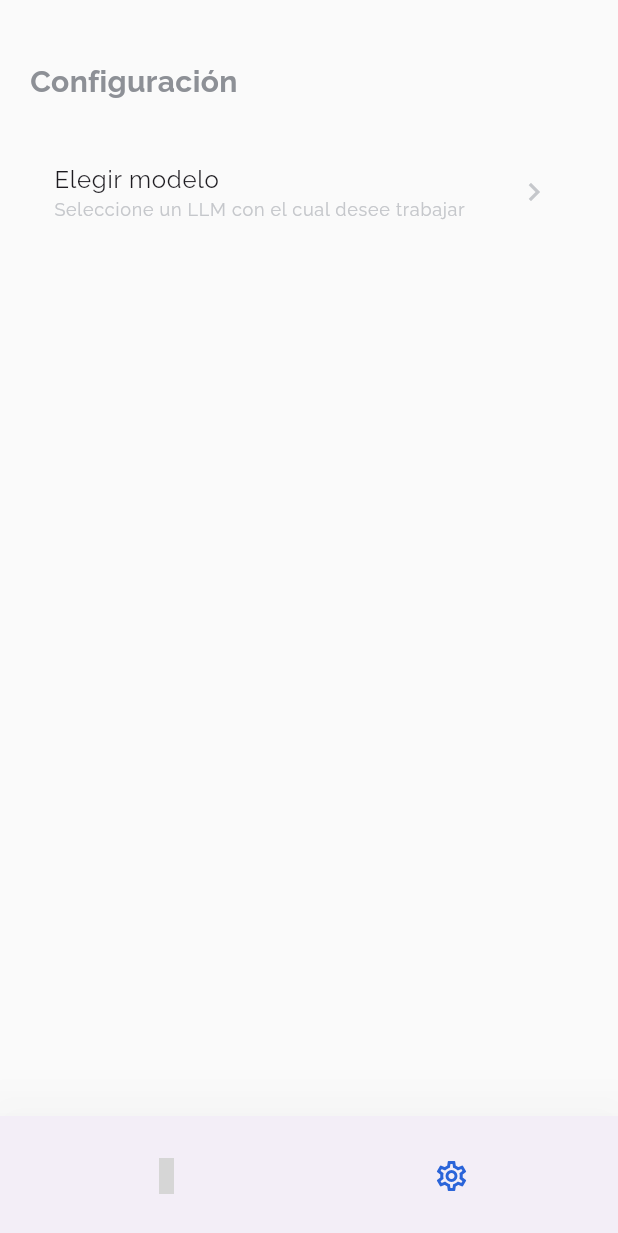
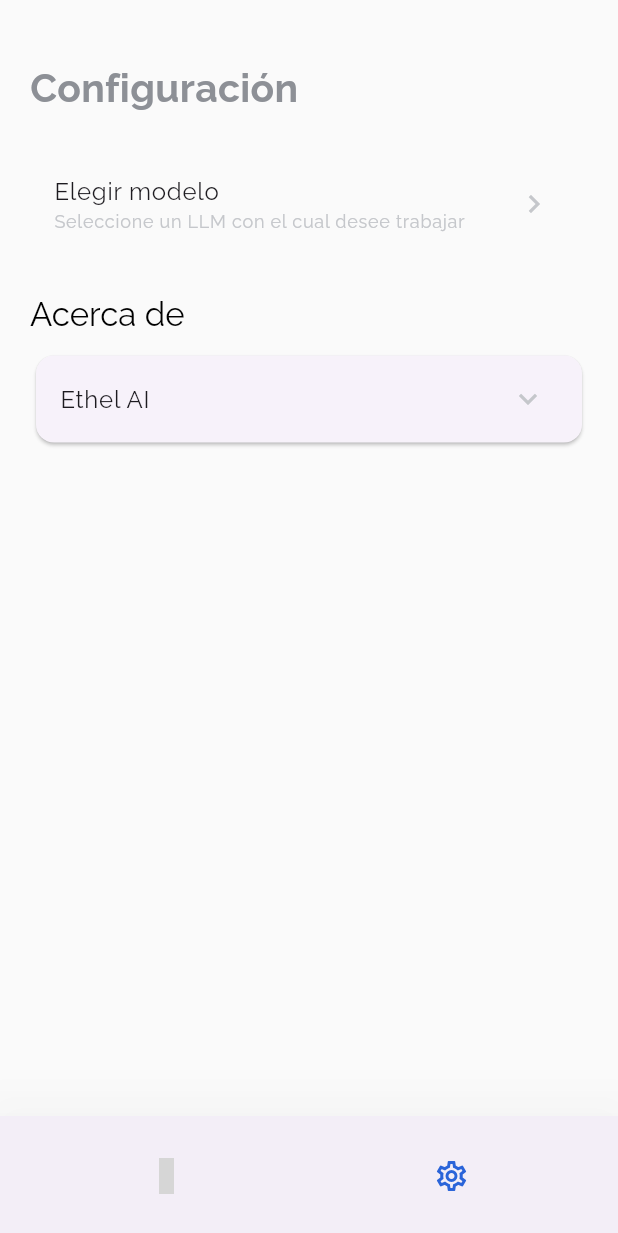
Before and after one commit to rjcalifornia/ethel-ai-chat, a Flutter app: the HomeScreen screen opened by its route, after a tap on the "settings" icon, on a phone screen of 412 x 824 dp. Shown: the top 1233 px of the screen. Run offline on Flutter 3.47's test engine with Material 3 defaults, Android fonts, the light colour scheme and no system bars; our stand-ins replace flutter_chat_types, flutter_chat_ui, google_fonts, material_symbols_icons, shared_preferences; accounts and stored records are empty; grey boxes are pictures that could not be loaded.

Commit message:
Changes to be committed: 	modified:   lib/ui/screens/settings.dart 	modified:   pubspec.lock 	modified:   pubspec.yaml

```diff
--- a/lib/ui/screens/settings.dart
+++ b/lib/ui/screens/settings.dart
@@ -21,13 +21,14 @@
             "Configuración",
             style: TextStyle(
                 color: EthelColors.infoSmall,
-                fontSize: 20,
+                fontSize: 26,
                 fontWeight: FontWeight.bold),
           ),
           const SizedBox(
             height: 30,
           ),
           Column(
+            crossAxisAlignment: CrossAxisAlignment.start,
             children: [
               ListTile(
                 title: const Column(
@@ -51,6 +52,52 @@
                   color: EthelColors.unselected,
                 ),
                 onTap: () {},
+              ),
+              const SizedBox(
+                height: 30,
+              ),
+              Text(
+                'Acerca de',
+                style: Theme.of(context)
+                    .textTheme
+                    .titleLarge!
+                    .copyWith(color: Colors.black),
+              ),
+              const SizedBox(
+                height: 10,
+              ),
+              Card(
+                child: ExpansionTile(
+                  title: const Text("Ethel AI"),
+                  iconColor: EthelColors.selected,
+                  collapsedIconColor: EthelColors.unselected,
+                  children: [
+                    const SizedBox(
+                      height: 30,
+                    ),
+                    Center(
+                      child: SizedBox(
+                        width: 100,
+                        child: Image.asset("images/ethel-ai-logo.png"),
+                      ),
+                    ),
+                    const SizedBox(
+                      height: 18,
+                    ),
+                    const Text(
+                      'Ethel AI Chat',
+                      style: TextStyle(color: Colors.black),
+                    ),
+                    const Text(
+                      'Build 09.11.2024.001',
+                      style: TextStyle(
+                          color: Colors.black, fontWeight: FontWeight.bold),
+                    ),
+                    const SizedBox(
+                      height: 8,
+                    ),
+                  ],
+                ),
               )
             ],
           )
--- a/pubspec.yaml
+++ b/pubspec.yaml
@@ -43,6 +43,7 @@
   intl: any
   flutter_localizations:
     sdk: flutter
+  url_launcher: ^6.3.0
 
 dev_dependencies:
   flutter_test:
```
Also changed, not shown: pubspec.lock.
